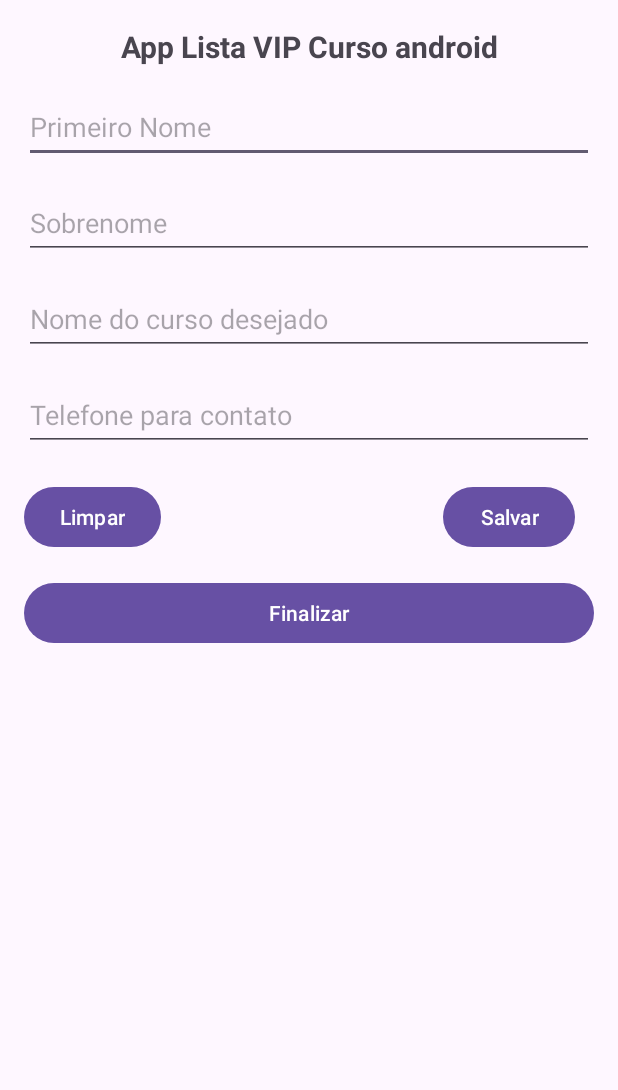
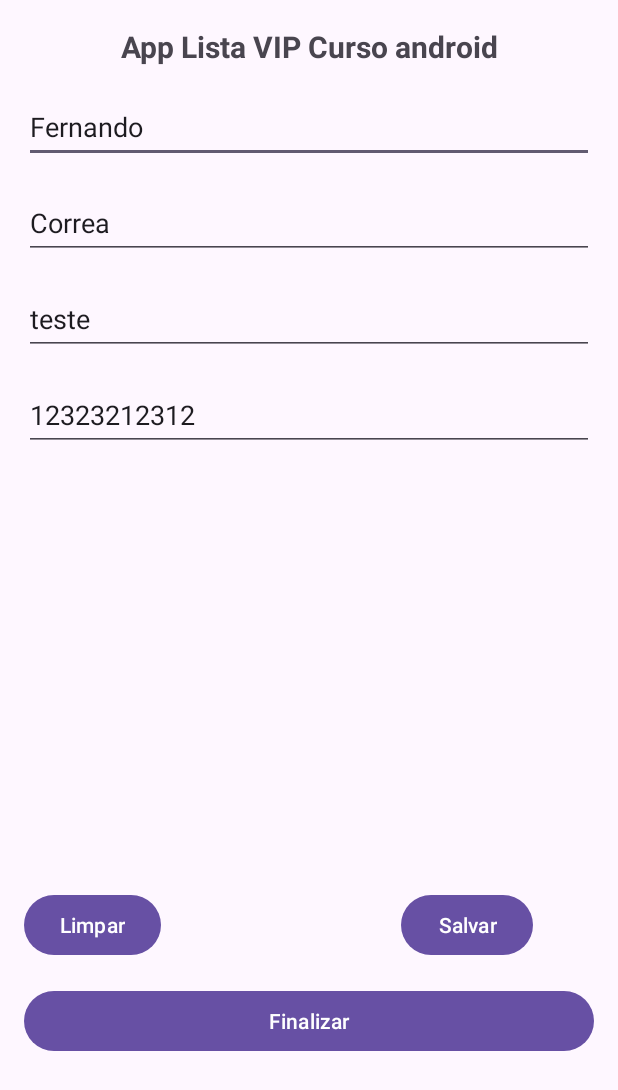
Before and after one commit to FernandoBordinCorrea/AppListaCurso, an Android app: the screen it shows after launch (MainActivity), on a phone screen of 412 x 824 dp. Shown: the top 1090 px of the screen. Run offline under Robolectric (Android 15) with nearby library versions, the phone set to English and light mode, and no system bars.

Commit message:
Finalização da seção (sets e gets alinhados com o layout )

```diff
--- a/app/src/main/AndroidManifest.xml
+++ b/app/src/main/AndroidManifest.xml
@@ -13,7 +13,7 @@
         android:theme="@style/Theme.AppListaCurso"
         tools:targetApi="31">
         <activity
-            android:name=".MainActivity"
+            android:name=".view.MainActivity"
             android:exported="true">
             <intent-filter>
                 <action android:name="android.intent.action.MAIN" />
--- a/app/src/main/java/devandroid/fernando/applistacurso/MainActivity.java
+++ /dev/null
@@ -1,24 +0,0 @@
-package devandroid.fernando.applistacurso;
-
-import android.os.Bundle;
-
-import androidx.activity.EdgeToEdge;
-import androidx.appcompat.app.AppCompatActivity;
-import androidx.core.graphics.Insets;
-import androidx.core.view.ViewCompat;
-import androidx.core.view.WindowInsetsCompat;
-
-public class MainActivity extends AppCompatActivity {
-
-    @Override
-    protected void onCreate(Bundle savedInstanceState) {
-        super.onCreate(savedInstanceState);
-        EdgeToEdge.enable(this);
-        setContentView(R.layout.activity_main);
-        ViewCompat.setOnApplyWindowInsetsListener(findViewById(R.id.main), (v, insets) -> {
-            Insets systemBars = insets.getInsets(WindowInsetsCompat.Type.systemBars());
-            v.setPadding(systemBars.left, systemBars.top, systemBars.right, systemBars.bottom);
-            return insets;
-        });
-    }
-}
--- /dev/null
+++ b/app/src/main/java/devandroid/fernando/applistacurso/controller/CursoController.java
@@ -0,0 +1,4 @@
+package devandroid.fernando.applistacurso.controller;
+
+public class CursoController {
+}
--- /dev/null
+++ b/app/src/main/java/devandroid/fernando/applistacurso/model/Pessoa.java
@@ -0,0 +1,54 @@
+package devandroid.fernando.applistacurso.model;
+
+public class Pessoa {
+
+    private String primeiroNome;
+    private String sobrenome;
+    private String cursoDesejado;
+    private String telefoneContato;
+
+    public Pessoa(){}
+
+
+    public String getPrimeiroNome() {
+        return primeiroNome;
+    }
+
+    public void setPrimeiroNome(String primeiroNome) {
+        this.primeiroNome = primeiroNome;
+    }
+
+    public String getSobrenome() {
+        return sobrenome;
+    }
+
+    public void setSobrenome(String sobrenome) {
+        this.sobrenome = sobrenome;
+    }
+
+    public String getCursoDesejado() {
+        return cursoDesejado;
+    }
+
+    public void setCursoDesejado(String cursoDesejado) {
+        this.cursoDesejado = cursoDesejado;
+    }
+
+    public String getTelefoneContato() {
+        return telefoneContato;
+    }
+
+    public void setTelefoneContato(String telefoneContato) {
+        this.telefoneContato = telefoneContato;
+    }
+
+    @Override
+    public String toString() {
+        return "Pessoa{" +
+                "primeiroNome='" + primeiroNome + '\'' +
+                ", sobrenome='" + sobrenome + '\'' +
+                ", cursoDesejado='" + cursoDesejado + '\'' +
+                ", telefoneContato='" + telefoneContato + '\'' +
+                '}';
+    }
+}
--- /dev/null
+++ b/app/src/main/java/devandroid/fernando/applistacurso/view/MainActivity.java
@@ -0,0 +1,82 @@
+package devandroid.fernando.applistacurso.view;
+
+import android.os.Bundle;
+import android.util.Log;
+import android.view.View;
+import android.widget.Button;
+import android.widget.EditText;
+import android.widget.Toast;
+
+import androidx.appcompat.app.AppCompatActivity;
+
+import devandroid.fernando.applistacurso.R;
+import devandroid.fernando.applistacurso.model.Pessoa;
+
+public class MainActivity extends AppCompatActivity {
+
+    Pessoa pessoa;
+    EditText editPrimeiroNome;
+    EditText editSobrenome;
+    EditText editCurso;
+    EditText editTelefone;
+    Button btnLimpar;
+    Button btnFinalizar;
+    Button btnSalvar;
+
+    @Override
+    protected void onCreate(Bundle savedInstanceState) {
+        super.onCreate(savedInstanceState);
+        setContentView(R.layout.activity_main);
+
+        pessoa = new Pessoa();
+        pessoa.setPrimeiroNome("Fernando");
+        pessoa.setSobrenome("Correa");
+        pessoa.setCursoDesejado("teste");
+        pessoa.setTelefoneContato("12323212312");
+
+
+        editPrimeiroNome = findViewById(R.id.editPrimeiroNome);
+        editSobrenome = findViewById(R.id.editSobrenome);
+        editCurso = findViewById(R.id.editCurso);
+        editTelefone = findViewById(R.id.editTelefone);
+
+        btnLimpar = findViewById(R.id.btnLimpar);
+        btnFinalizar = findViewById(R.id.btnFinalizar);
+        btnSalvar = findViewById(R.id.btnSalvar);
+
+        editPrimeiroNome.setText(pessoa.getPrimeiroNome());
+        editSobrenome.setText(pessoa.getSobrenome());
+        editCurso.setText(pessoa.getCursoDesejado());
+        editTelefone.setText(pessoa.getTelefoneContato());
+
+        btnLimpar.setOnClickListener(new View.OnClickListener() {
+            @Override
+            public void onClick(View view) {
+                editPrimeiroNome.setText("");
+                editSobrenome.setText("");
+                editCurso.setText("");
+                editTelefone.setText("");
+            }
+        });
+
+        btnFinalizar.setOnClickListener(new View.OnClickListener() {
+            @Override
+            public void onClick(View view) {
+                Toast.makeText(MainActivity.this,"Volte Sempre",Toast.LENGTH_LONG).show();
+                finish();
+            }
+        });
+
+        btnSalvar.setOnClickListener(new View.OnClickListener() {
+            @Override
+            public void onClick(View view) {
+                pessoa.setPrimeiroNome(editPrimeiroNome.getText().toString());
+                pessoa.setSobrenome(editSobrenome.getText().toString());
+                pessoa.setCursoDesejado(editCurso.getText().toString());
+                pessoa.setTelefoneContato(editTelefone.getText().toString());
+
+                Toast.makeText(MainActivity.this,"salvo"+pessoa.toString(),Toast.LENGTH_LONG).show();
+            }
+        });
+    }
+}
--- a/app/src/main/res/layout/activity_main.xml
+++ b/app/src/main/res/layout/activity_main.xml
@@ -5,10 +5,9 @@
     android:id="@+id/main"
     android:layout_width="match_parent"
     android:layout_height="match_parent"
-    tools:context=".MainActivity">
+    tools:context=".view.MainActivity">
 
-    <TextView
-        android:id="@+id/txtTitulo"
+    <TextView android:id="@+id/txtTitulo"
         android:layout_width="wrap_content"
         android:layout_height="wrap_content"
         android:text="@string/txt_titulo"
@@ -20,8 +19,7 @@
         app:layout_constraintTop_toTopOf="parent"
         app:layout_constraintVertical_bias="0.022" />
 
-    <EditText
-        android:id="@+id/editPrimeiroNome"
+    <EditText android:id="@+id/editPrimeiroNome"
         android:layout_width="match_parent"
         android:layout_height="48dp"
         android:layout_margin="16dp"
@@ -34,8 +32,20 @@
         app:layout_constraintStart_toStartOf="parent"
         app:layout_constraintTop_toBottomOf="@+id/txtTitulo" />
 
-    <EditText
-        android:id="@+id/editCurso"
+    <EditText android:id="@+id/editSobrenome"
+        android:layout_width="match_parent"
+        android:layout_height="48dp"
+        android:layout_margin="16dp"
+        android:layout_marginTop="16dp"
+        android:ems="10"
+        android:hint="@string/txt_edit_sobrenome"
+        android:importantForAutofill="no"
+        android:inputType="text"
+        app:layout_constraintEnd_toEndOf="parent"
+        app:layout_constraintStart_toStartOf="parent"
+        app:layout_constraintTop_toBottomOf="@+id/editPrimeiroNome" />
+
+    <EditText android:id="@+id/editCurso"
         android:layout_width="match_parent"
         android:layout_height="48dp"
         android:layout_margin="16dp"
@@ -48,8 +58,7 @@
         app:layout_constraintStart_toStartOf="parent"
         app:layout_constraintTop_toBottomOf="@+id/editSobrenome" />
 
-    <EditText
-        android:id="@+id/editTelefone"
+    <EditText android:id="@+id/editTelefone"
         android:layout_width="match_parent"
         android:layout_height="48dp"
         android:layout_margin="16dp"
@@ -62,48 +71,34 @@
         app:layout_constraintStart_toStartOf="parent"
         app:layout_constraintTop_toBottomOf="@+id/editCurso" />
 
-    <EditText
-        android:id="@+id/editSobrenome"
-        android:layout_width="match_parent"
-        android:layout_height="48dp"
-        android:layout_margin="16dp"
-        android:layout_marginTop="16dp"
-        android:ems="10"
-        android:hint="@string/txt_edit_sobrenome"
-        android:importantForAutofill="no"
-        android:inputType="text"
-        app:layout_constraintEnd_toEndOf="parent"
-        app:layout_constraintStart_toStartOf="parent"
-        app:layout_constraintTop_toBottomOf="@+id/editPrimeiroNome" />
-
-    <Button
-        android:id="@+id/btnLimpar"
+    <Button android:id="@+id/btnLimpar"
         android:layout_width="wrap_content"
         android:layout_height="wrap_content"
         android:layout_marginStart="16dp"
-        android:layout_marginTop="20dp"
+        android:layout_marginTop="292dp"
         android:text="@string/txt_btn_limpar"
         app:layout_constraintStart_toStartOf="parent"
         app:layout_constraintTop_toBottomOf="@+id/editTelefone" />
 
-    <Button
-        android:id="@+id/btnSalvar"
+    <Button android:id="@+id/btnSalvar"
         android:layout_width="wrap_content"
         android:layout_height="wrap_content"
-        android:layout_marginStart="188dp"
-        android:layout_marginTop="20dp"
+        android:layout_marginStart="160dp"
+        android:layout_marginTop="292dp"
         android:text="@string/txt_btn_salvar"
+        app:layout_constraintEnd_toEndOf="parent"
+        app:layout_constraintHorizontal_bias="0.0"
         app:layout_constraintStart_toEndOf="@+id/btnLimpar"
         app:layout_constraintTop_toBottomOf="@+id/editTelefone" />
 
-    <Button
-        android:id="@+id/btnFinalizar"
+    <Button android:id="@+id/btnFinalizar"
         android:layout_width="match_parent"
         android:layout_height="wrap_content"
         android:layout_margin="16dp"
-        android:layout_marginTop="52dp"
+        android:layout_marginTop="248dp"
         android:text="@string/txt_btn_finalizar"
         app:layout_constraintEnd_toEndOf="parent"
+        app:layout_constraintHorizontal_bias="0.031"
         app:layout_constraintStart_toStartOf="parent"
         app:layout_constraintTop_toBottomOf="@+id/btnSalvar" />
 
```
